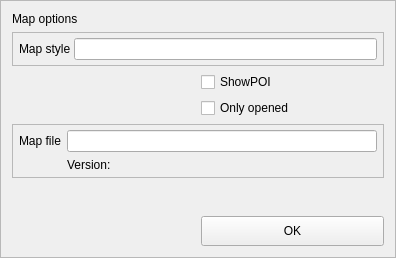
dotevo/Pilocik, file Pilocik/mapoptionswindow.ui: the form before one commit.
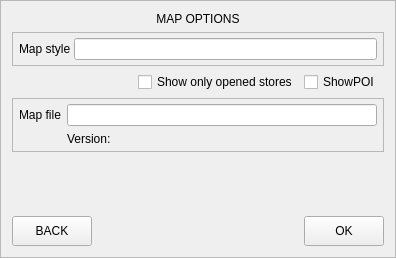
The form after the commit.

Commit message: GUI changes (hiding windows, changes in layout of some windows, some minor changes) + moving/standing widgets button now works

Patch:
```diff
--- a/Pilocik/mapoptionswindow.ui
+++ b/Pilocik/mapoptionswindow.ui
@@ -20,7 +20,7 @@
    <enum>QFrame::Raised</enum>
   </property>
   <layout class="QGridLayout" name="gridLayout_2">
-   <item row="1" column="0" colspan="2">
+   <item row="2" column="0" colspan="4">
     <widget class="QFrame" name="nearestFrame">
      <property name="frameShape">
       <enum>QFrame::StyledPanel</enum>
@@ -57,7 +57,7 @@
      </layout>
     </widget>
    </item>
-   <item row="4" column="0" colspan="2">
+   <item row="5" column="0" colspan="4">
     <widget class="QFrame" name="nearestFrame_2">
      <property name="frameShape">
       <enum>QFrame::StyledPanel</enum>
@@ -99,19 +99,6 @@
     </widget>
    </item>
    <item row="6" column="1">
-    <widget class="QPushButton" name="okButton">
-     <property name="minimumSize">
-      <size>
-       <width>0</width>
-       <height>30</height>
-      </size>
-     </property>
-     <property name="text">
-      <string>OK</string>
-     </property>
-    </widget>
-   </item>
-   <item row="5" column="1">
     <spacer name="verticalSpacer">
      <property name="orientation">
       <enum>Qt::Vertical</enum>
@@ -124,24 +111,53 @@
      </property>
     </spacer>
    </item>
-   <item row="3" column="1">
+   <item row="3" column="2">
     <widget class="QCheckBox" name="checkBox_2">
      <property name="text">
-      <string>Only opened</string>
+      <string>Show only opened stores</string>
      </property>
     </widget>
    </item>
-   <item row="2" column="1">
+   <item row="3" column="3">
     <widget class="QCheckBox" name="checkBox">
      <property name="text">
       <string>ShowPOI</string>
      </property>
     </widget>
    </item>
-   <item row="0" column="0" colspan="2">
+   <item row="7" column="3">
+    <widget class="QPushButton" name="okButton">
+     <property name="minimumSize">
+      <size>
+       <width>0</width>
+       <height>30</height>
+      </size>
+     </property>
+     <property name="text">
+      <string>OK</string>
+     </property>
+    </widget>
+   </item>
+   <item row="7" column="0">
+    <widget class="QPushButton" name="backButton">
+     <property name="minimumSize">
+      <size>
+       <width>0</width>
+       <height>30</height>
+      </size>
+     </property>
+     <property name="text">
+      <string>BACK</string>
+     </property>
+    </widget>
+   </item>
+   <item row="1" column="1" colspan="2">
     <widget class="QLabel" name="mapOptionsLabel">
      <property name="text">
-      <string>Map options</string>
+      <string>MAP OPTIONS</string>
+     </property>
+     <property name="alignment">
+      <set>Qt::AlignCenter</set>
      </property>
     </widget>
    </item>
```
The commit also changes 36 other files.
